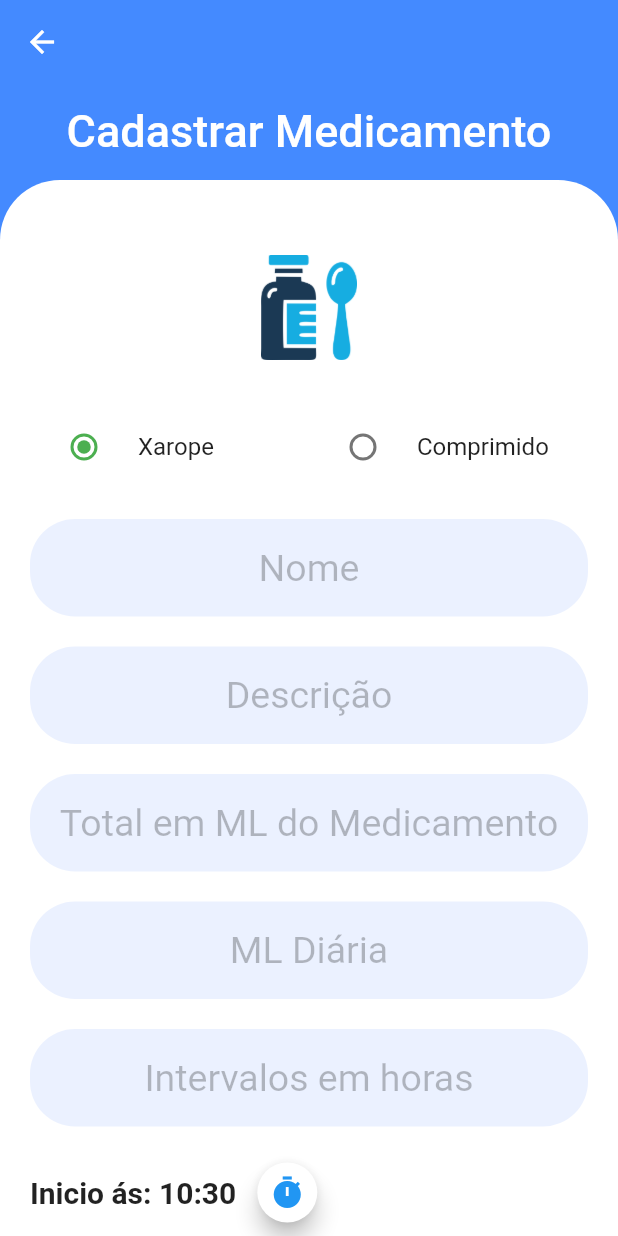
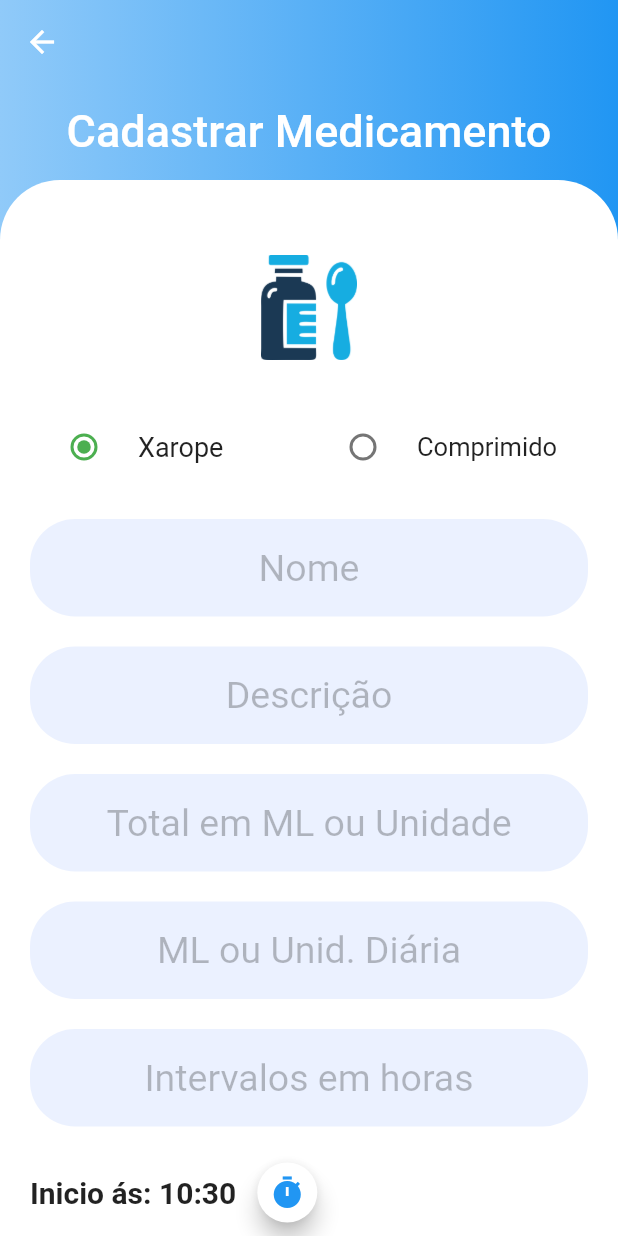
Before and after one commit to cristianpaulo4/LembreteMedicamento, a Flutter app: the CadastroPage screen opened by its route, on a phone screen of 412 x 824 dp. Run offline on Flutter 3.47's test engine with Material 2 defaults, Android fonts, the phone set to English and light mode, and no system bars; drawn by our look-alikes of auto_size_text; our stand-ins replace flutter_local_notifications, flutter_mobx, flutter_modular, mobx; missing offline and left inert: sqlcool; generated files the repository leaves out were written again; statements that could not run were skipped.

Commit message:
Atualização

```diff
--- a/lebrete_medicamento/lib/app/modules/cadastro/cadastro_controller.dart
+++ b/lebrete_medicamento/lib/app/modules/cadastro/cadastro_controller.dart
@@ -20,6 +20,7 @@ abstract class _CadastroControllerBase with Store {
       await this._homeController.init();
       await this._homeController.verificarLembrete();
       Modular.to.pop();
+      Modular.to.pop();
     }
   }
 }
--- a/lebrete_medicamento/lib/app/modules/cadastro/cadastro_page.dart
+++ b/lebrete_medicamento/lib/app/modules/cadastro/cadastro_page.dart
@@ -1,3 +1,4 @@
+import 'package:auto_size_text/auto_size_text.dart';
 import 'package:flutter/material.dart';
 import 'package:flutter_modular/flutter_modular.dart';
 import 'package:lebrete_medicamento/app/modules/cadastro/components/input.dart';
@@ -27,14 +28,25 @@ class _CadastroPageState
   @override
   Widget build(BuildContext context) {
     return Scaffold(
-      backgroundColor:
-          comprimido ? Colors.deepOrange.shade400 : Colors.blueAccent,
-      body: Scrollbar(
+      body: Container(
+        decoration: BoxDecoration(
+          gradient: LinearGradient(
+            colors: comprimido
+                ? [
+                    Colors.orange.shade200,
+                    Colors.deepOrangeAccent,
+                  ]
+                : [
+                    Colors.blue.shade200,
+                    Colors.blue,
+                  ],
+          ),
+        ),
+        child: Scrollbar(
           child: CustomScrollView(
             slivers: [
               SliverAppBar(
-              backgroundColor:
-                  comprimido ? Colors.deepOrange.shade400 : Colors.blueAccent,
+                backgroundColor: Colors.transparent,
                 expandedHeight: 120,
                 flexibleSpace: FlexibleSpaceBar(
                   title: Text('Cadastrar Medicamento'),
@@ -83,8 +95,15 @@ class _CadastroPageState
                             Row(
                               children: [
                                 Expanded(
+                                  flex: 1,
                                   child: RadioListTile(
-                                  title: Text('Xarope'),
+                                    title: AutoSizeText(
+                                      'Xarope',
+                                      style: TextStyle(
+                                        fontSize: 18,
+                                      ),
+                                      maxLines: 1,
+                                    ),
                                     groupValue: comprimido,
                                     value: false,
                                     onChanged: (x) {
@@ -96,8 +115,15 @@ class _CadastroPageState
                                   ),
                                 ),
                                 Expanded(
+                                  flex: 1,
                                   child: RadioListTile(
-                                  title: Text('Comprimido'),
+                                    title: AutoSizeText(
+                                      'Comprimido',
+                                      style: TextStyle(
+                                        fontSize: 18,
+                                      ),
+                                      maxLines: 1,
+                                    ),
                                     groupValue: comprimido,
                                     value: true,
                                     onChanged: (x) {
@@ -123,13 +149,13 @@ class _CadastroPageState
                               controller: _descricao,
                             ),
                             Input(
-                            hint: 'Total em ML do Medicamento',
+                              hint: 'Total em ML ou Unidade',
                               erro: 'Total inválido',
                               controller: _totalml,
                               keyboardType: TextInputType.number,
                             ),
                             Input(
-                            hint: 'ML Diária',
+                              hint: 'ML ou Unid. Diária',
                               erro: 'ML inválida',
                               controller: _ml,
                               keyboardType: TextInputType.number,
@@ -196,21 +222,38 @@ class _CadastroPageState
                             SizedBox(
                               height: 65,
                               child: FloatingActionButton.extended(
-                              backgroundColor:
-                                  comprimido ? Colors.deepOrange : Colors.blue,
+                                backgroundColor: comprimido
+                                    ? Colors.deepOrange
+                                    : Colors.blue,
                                 label: Text(
                                   'Salvar',
                                   style: TextStyle(
                                     fontSize: 20,
                                   ),
                                 ),
-                              onPressed: () {
+                                onPressed: () async {
                                   if (_formkey.currentState.validate()) {
                                     if (dataInicio == null) {
                                       dataInicio = DateTime.now();
                                     }
 
-                                  controller.cadastroMedicamento(
+                                    showDialog(
+                                      barrierDismissible: false,
+                                      context: context,
+                                      child: AlertDialog(
+                                        content: Row(
+                                          children: [
+                                            CircularProgressIndicator(),
+                                            SizedBox(
+                                              width: 20,
+                                            ),
+                                            Text('Aguarde...')
+                                          ],
+                                        ),
+                                      ),
+                                    );
+
+                                    await controller.cadastroMedicamento(
                                       MedicamentoModel(
                                         nome: _nome.text,
                                         descricao: _descricao.text,
@@ -238,6 +281,7 @@ class _CadastroPageState
             ],
           ),
         ),
+      ),
     );
   }
 }
--- a/lebrete_medicamento/lib/repository/MedicamentoRepository.dart
+++ b/lebrete_medicamento/lib/repository/MedicamentoRepository.dart
@@ -76,7 +76,7 @@ class MedicamentoRepository implements IMedicamentoRepository {
       joinTable: "dose",
       joinOn: "dados.id=dose.idMedicamento",
       orderBy: "dados.id DESC",
-      where: "dose.time <= '${DateTime.now()}' and ok = 0 ",
+      where: "dose.time<='${DateTime.now()}' and ok='false'",
     );
 
     return join;
```
Also changed, not shown: lebrete_medicamento/lib/app/components globais/Dialogo.dart (added, +71 -0 lines), lebrete_medicamento/lib/app/modules/detalhes/detalhes_controller.dart (+8 -0 lines), lebrete_medicamento/lib/app/modules/detalhes/detalhes_page.dart (+55 -49 lines), lebrete_medicamento/lib/app/modules/home/components/cardAlerta.dart (+7 -11 lines), lebrete_medicamento/lib/app/modules/home/home_controller.dart (+11 -4 lines), lebrete_medicamento/lib/app/modules/home/home_page.dart (+17 -3 lines), lebrete_medicamento/lib/app/modules/telaLembrete/components/itemLembrete.dart (+15 -8 lines), lebrete_medicamento/lib/app/modules/telaLembrete/tela_lembrete_page.dart (+11 -0 lines). Lines whose indentation alone changed are shown as unchanged.
